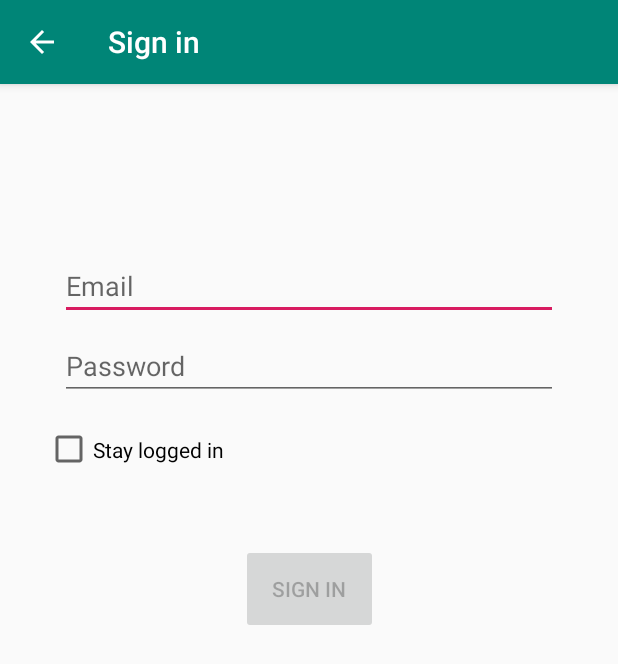
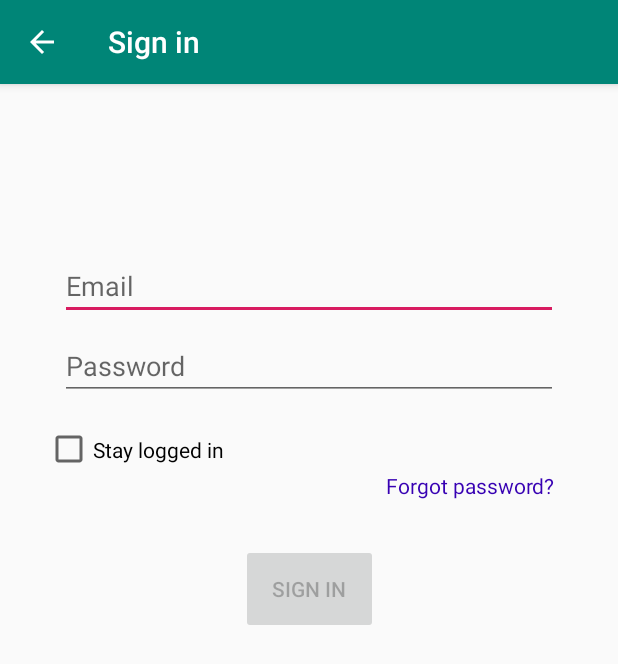
Before and after one commit to NoSpread/dhbw_verwaltung, an Android app: the LoginActivity screen opened directly, with no data from a screen before it, on a phone screen of 412 x 824 dp. Shown: the top 664 px of the screen. Run offline under Robolectric (Android 15) with nearby library versions, the phone set to English and light mode, and no system bars.

Commit message:
added "forgot password"

```diff
--- a/app/src/main/java/xyz/nospread/dhbw_verwaltung/ui/login/LoginActivity.kt
+++ b/app/src/main/java/xyz/nospread/dhbw_verwaltung/ui/login/LoginActivity.kt
@@ -14,10 +14,14 @@ import android.widget.Button
 import android.widget.EditText
 import android.widget.ProgressBar
 import android.widget.Toast
+import kotlinx.android.synthetic.main.activity_login.*
 
 import xyz.nospread.dhbw_verwaltung.R
+import java.util.regex.Pattern.compile
 
 class LoginActivity : AppCompatActivity() {
+
+
 
     private lateinit var loginViewModel: LoginViewModel
 
@@ -50,6 +54,8 @@ class LoginActivity : AppCompatActivity() {
 
         loginViewModel.loginResult.observe(this@LoginActivity, Observer {
             val loginResult = it ?: return@Observer
+
+
 
             loading.visibility = View.GONE
             if (loginResult.error != null) {
@@ -97,6 +103,8 @@ class LoginActivity : AppCompatActivity() {
         }
     }
 
+
+
     private fun updateUiWithUser(model: LoggedInUserView) {
         val welcome = getString(R.string.welcome)
         val displayName = model.displayName
@@ -108,8 +116,31 @@ class LoginActivity : AppCompatActivity() {
         ).show()
     }
 
+
+
     private fun showLoginFailed(@StringRes errorString: Int) {
         Toast.makeText(applicationContext, errorString, Toast.LENGTH_SHORT).show()
+    }
+
+    //E-Mail validator
+    private val emailRegex = compile(
+        "[a-zA-Z0-9\\+\\.\\_\\%\\-\\+]{1,256}" +
+                "\\@" +
+                "[a-zA-Z0-9][a-zA-Z0-9\\-]{0,64}" +
+                "(" +
+                "\\." +
+                "[a-zA-Z0-9][a-zA-Z0-9\\-]{0,25}" +
+                ")+"
+    )
+
+    //E-Mail an das Sekretariat
+    fun showPopUp(v: View) {
+        if (emailRegex.matcher(username.text.toString()).matches()) {
+            Toast.makeText(applicationContext, "An e-mail has been sent to the secretariat.", Toast.LENGTH_LONG).show()
+        }
+        else {
+            Toast.makeText(applicationContext, "Error: Enter your E-Mail first", Toast.LENGTH_LONG).show()
+        }
     }
 }
 
--- a/app/src/main/res/layout/activity_login.xml
+++ b/app/src/main/res/layout/activity_login.xml
@@ -94,4 +94,25 @@
         app:layout_constraintStart_toStartOf="parent"
         app:layout_constraintTop_toBottomOf="@+id/password"
         app:layout_constraintVertical_bias="0.0" />
+
+    <TextView
+        android:id="@+id/textView9"
+        android:layout_width="wrap_content"
+        android:layout_height="wrap_content"
+        android:layout_marginStart="8dp"
+        android:layout_marginLeft="8dp"
+        android:layout_marginTop="8dp"
+        android:layout_marginEnd="8dp"
+        android:layout_marginRight="8dp"
+        android:layout_marginBottom="8dp"
+        android:onClick="showPopUp"
+        android:text="@string/forgot_password"
+        android:textColor="@color/design_default_color_primary_dark"
+        app:layout_constraintBottom_toBottomOf="parent"
+        app:layout_constraintEnd_toEndOf="parent"
+        app:layout_constraintHorizontal_bias="0.928"
+        app:layout_constraintStart_toStartOf="parent"
+        app:layout_constraintTop_toTopOf="parent"
+        app:layout_constraintVertical_bias="0.334" />
+
 </android.support.constraint.ConstraintLayout>
--- a/app/src/main/res/layout/content_main.xml
+++ b/app/src/main/res/layout/content_main.xml
@@ -12,7 +12,7 @@
     <TextView
             android:layout_width="wrap_content"
             android:layout_height="wrap_content"
-            android:text="Hello World!"
+            android:text="Homepage!"
             app:layout_constraintBottom_toBottomOf="parent"
             app:layout_constraintLeft_toLeftOf="parent"
             app:layout_constraintRight_toRightOf="parent"
--- a/app/src/main/res/values/strings.xml
+++ b/app/src/main/res/values/strings.xml
@@ -24,6 +24,7 @@
     <string name="invalid_password">Password must be >5 characters</string>
     <string name="login_failed">"Login failed"</string>
     <string name="save_login">Stay logged in</string>
+    <string name="forgot_password">Forgot password?</string>
     <string name="dog_name">"Student: Bello"</string>
     <string name="dog_course">"Kurs: TINF18B</string>
     <string name="title_activity_dualis_und__lernfortschritt">Lernfortschritt</string>
```
